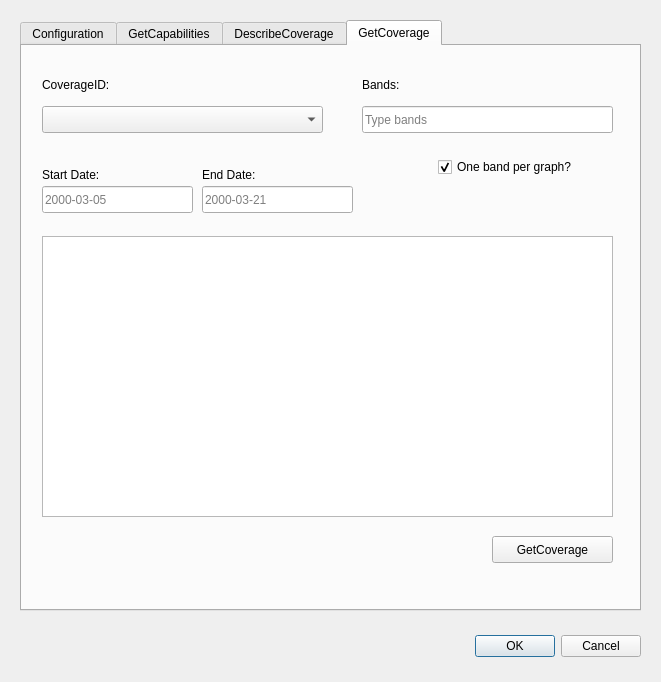
Old version of the form wcs_viewer_dialog_base.ui in the repository raphaelrpl/wcsviewer.
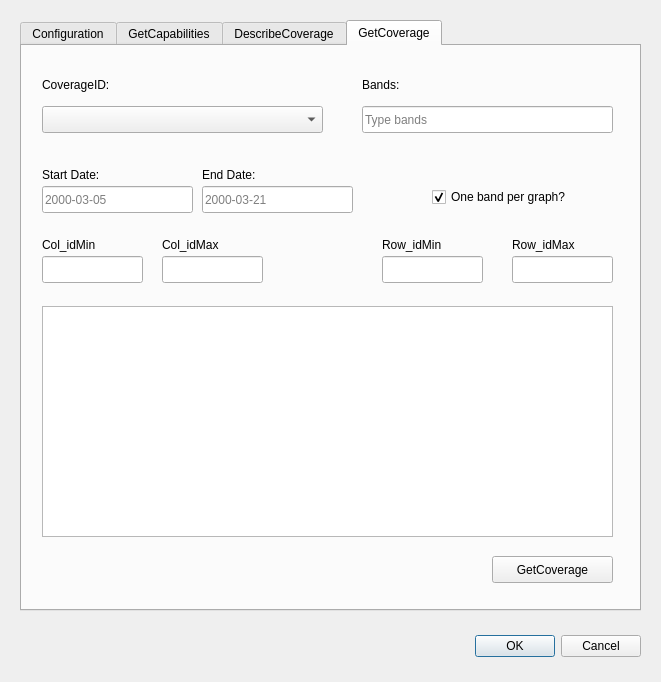
New version of the form. The open tabs and pages were chosen to show the change.

The edit to the form file:
```diff
--- a/wcs_viewer_dialog_base.ui
+++ b/wcs_viewer_dialog_base.ui
@@ -165,7 +165,7 @@
      <property name="geometry">
       <rect>
        <x>470</x>
-       <y>490</y>
+       <y>510</y>
        <width>121</width>
        <height>27</height>
       </rect>
@@ -178,9 +178,9 @@
      <property name="geometry">
       <rect>
        <x>20</x>
-       <y>190</y>
+       <y>260</y>
        <width>571</width>
-       <height>281</height>
+       <height>231</height>
       </rect>
      </property>
     </widget>
@@ -213,8 +213,8 @@
     <widget class="QCheckBox" name="bandPerGraph">
      <property name="geometry">
       <rect>
-       <x>416</x>
-       <y>110</y>
+       <x>410</x>
+       <y>140</y>
        <width>171</width>
        <height>22</height>
       </rect>
@@ -278,6 +278,98 @@
       <string>2000-03-21</string>
      </property>
     </widget>
+    <widget class="QLineEdit" name="colMin">
+     <property name="geometry">
+      <rect>
+       <x>20</x>
+       <y>210</y>
+       <width>101</width>
+       <height>27</height>
+      </rect>
+     </property>
+    </widget>
+    <widget class="QLineEdit" name="colMax">
+     <property name="geometry">
+      <rect>
+       <x>140</x>
+       <y>210</y>
+       <width>101</width>
+       <height>27</height>
+      </rect>
+     </property>
+    </widget>
+    <widget class="QLineEdit" name="rowMin">
+     <property name="geometry">
+      <rect>
+       <x>360</x>
+       <y>210</y>
+       <width>101</width>
+       <height>27</height>
+      </rect>
+     </property>
+    </widget>
+    <widget class="QLineEdit" name="rowMax">
+     <property name="geometry">
+      <rect>
+       <x>490</x>
+       <y>210</y>
+       <width>101</width>
+       <height>27</height>
+      </rect>
+     </property>
+    </widget>
+    <widget class="QLabel" name="label_7">
+     <property name="geometry">
+      <rect>
+       <x>20</x>
+       <y>190</y>
+       <width>101</width>
+       <height>17</height>
+      </rect>
+     </property>
+     <property name="text">
+      <string>Col_idMin</string>
+     </property>
+    </widget>
+    <widget class="QLabel" name="label_8">
+     <property name="geometry">
+      <rect>
+       <x>140</x>
+       <y>190</y>
+       <width>101</width>
+       <height>17</height>
+      </rect>
+     </property>
+     <property name="text">
+      <string>Col_idMax</string>
+     </property>
+    </widget>
+    <widget class="QLabel" name="label_9">
+     <property name="geometry">
+      <rect>
+       <x>360</x>
+       <y>190</y>
+       <width>101</width>
+       <height>17</height>
+      </rect>
+     </property>
+     <property name="text">
+      <string>Row_idMin</string>
+     </property>
+    </widget>
+    <widget class="QLabel" name="label_10">
+     <property name="geometry">
+      <rect>
+       <x>490</x>
+       <y>190</y>
+       <width>101</width>
+       <height>17</height>
+      </rect>
+     </property>
+     <property name="text">
+      <string>Row_idMax</string>
+     </property>
+    </widget>
    </widget>
   </widget>
  </widget>
```
